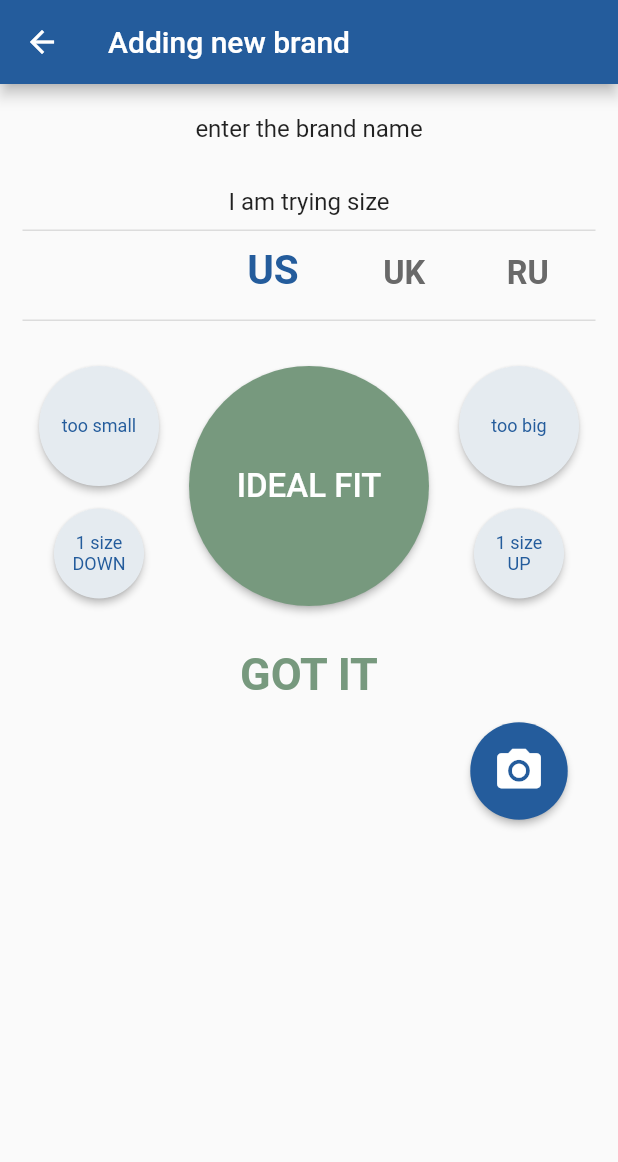
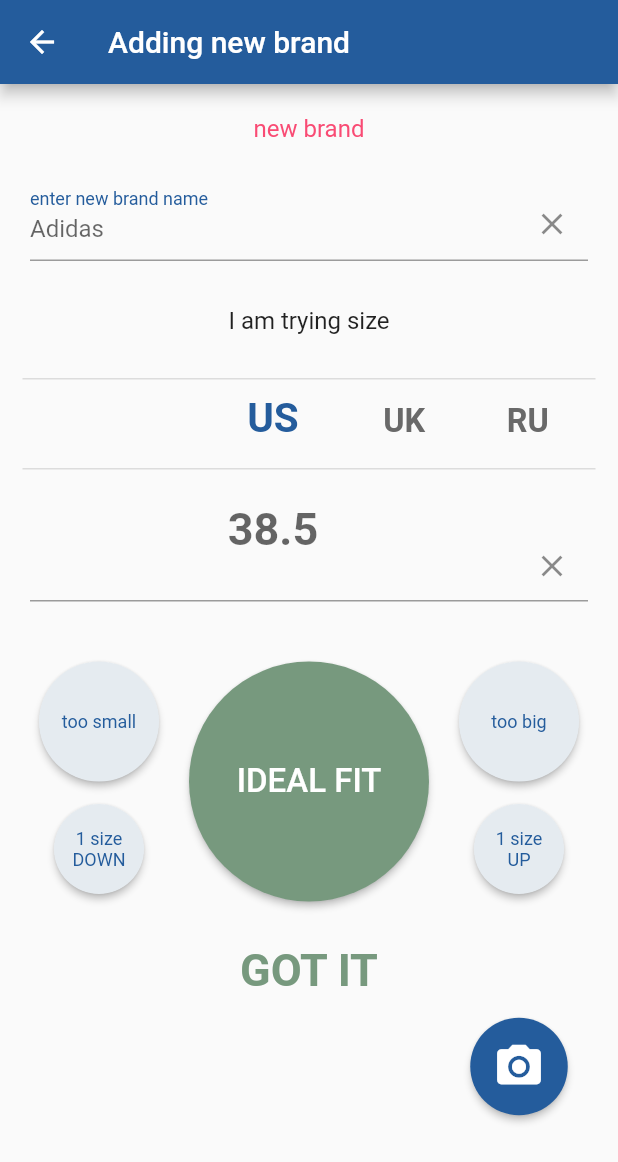
Before and after one commit to prodotiscus/size-adviser-x, a Flutter app: the NewBrandScreen screen opened by its route, on a phone screen of 412 x 824 dp. Shown: the top 1162 px of the screen. Run offline on Flutter 3.47's test engine with Material 2 defaults, Android fonts, the phone set to English and light mode, and no system bars; drawn by our look-alikes of flutter_layout_grid; our stand-ins replace buttons_tabbar, firebase_auth, firebase_core, flutter_keyboard_visibility, google_sign_in, photo_view and 2 more; missing offline and left inert: flutter_facebook_auth; accounts and stored records are empty.

Commit message:
'new brand' screen draft

```diff
--- a/lib/new_brand.dart
+++ b/lib/new_brand.dart
@@ -62,6 +62,8 @@ class _NewBrandScreenState extends State<NewBrandScreen> {
   var standardsController = PageController(
       viewportFraction: 0.2
   );
+  var _controller2 = TextEditingController();
+  var _controller3 = TextEditingController();
   bool fitSending = false;
   bool alreadySaved = false;
 
@@ -204,38 +206,47 @@ class _NewBrandScreenState extends State<NewBrandScreen> {
             children: <Widget>[
               Container(
                 child: Text(
-                    "enter the brand name",
+                    "new brand",
                     style: TextStyle(
-                        fontSize: defaultFontSize
+                        fontSize: defaultFontSize,
+                      color: palettePink
                     )
                 ),
                 margin: EdgeInsets.symmetric(vertical: 20.0),
               ),
-              if(optionSelector != null) Container(
-                  margin: EdgeInsets.symmetric(horizontal: 20.0),
-                  width: 350.0,
-                  child: DropdownButton<String>(
-                    isExpanded: true,
-                    icon: const Icon(Icons.arrow_downward),
-                    iconSize: 24,
-                    elevation: 16,
-                    style: const TextStyle(
-                        color: sa_blue,
-                        fontSize: 20.0
-                    ),
-                    underline: Container(
-                      height: 2,
+              Container(
+                child: TextFormField(
+                  controller: _controller2,
+                  enabled: !alreadySaved,
+                  decoration: InputDecoration(
+                    border: UnderlineInputBorder(),
+                    labelText: 'enter new brand name',
+                    labelStyle: TextStyle(
                       color: sa_blue,
                     ),
-                    value: optionSelector!.capsSelected,
-                    items: optionSelector!.capsAllBrands.map((String value) {
-                      return DropdownMenuItem<String>(
-                        value: value,
-                        child: new Text(value),
-                      );
-                    }).toList(),
-                    onChanged: (String? value) {},
-                  )
+                    hintText: "Adidas",
+                    floatingLabelBehavior: FloatingLabelBehavior.always,
+                    suffixIcon: Container(
+                        margin: EdgeInsets.only(top: 10.0),
+                        child: IconButton(
+                            onPressed: () {
+                              _controller2.clear();
+                              setState(() {
+                                fitController!.brand = "";
+                              });
+                            },
+                            icon: Icon(Icons.clear),
+                            padding: EdgeInsets.all(0.0)
+                        )
+                    ),
+                  ),
+                  onChanged: (text) {
+                    setState(() {
+                      fitController!.brand = text;
+                    });
+                  },
+                ),
+                margin: EdgeInsets.symmetric(horizontal: 20.0)
               ),
               Container(
                 child: Text(
@@ -244,7 +255,7 @@ class _NewBrandScreenState extends State<NewBrandScreen> {
                         fontSize: defaultFontSize
                     )
                 ),
-                margin: EdgeInsets.symmetric(vertical: 10.0),
+                margin: EdgeInsets.symmetric(vertical: 30.0),
               ),
               const Divider(
                 height: 0,
@@ -258,6 +269,41 @@ class _NewBrandScreenState extends State<NewBrandScreen> {
                 thickness: 1,
                 indent: 15,
                 endIndent: 15,
+              ),
+              Container(
+                  child: TextFormField(
+                    textAlign: TextAlign.center,
+                    keyboardType: TextInputType.numberWithOptions(decimal: true),
+                    controller: _controller3,
+                    style: TextStyle(
+                        fontWeight: FontWeight.bold,
+                      fontSize: 30.0
+                    ),
+                    decoration: InputDecoration(
+                      border: UnderlineInputBorder(),
+                      hintText: "38.5",
+                      floatingLabelBehavior: FloatingLabelBehavior.always,
+                      suffixIcon: Container(
+                          margin: EdgeInsets.only(top: 30.0),
+                          child: IconButton(
+                              onPressed: () {
+                                _controller3.clear();
+                                setState(() {
+                                  fitController!.selectedSize = "";
+                                });
+                              },
+                              icon: Icon(Icons.clear),
+                              padding: EdgeInsets.all(0.0)
+                          )
+                      ),
+                    ),
+                    onChanged: (text) {
+                      setState(() {
+                        fitController!.selectedSize = text;
+                      });
+                    },
+                  ),
+                  margin: EdgeInsets.symmetric(horizontal: 20.0, vertical: 10.0)
               ),
               Container(
                 //color: background,
```
